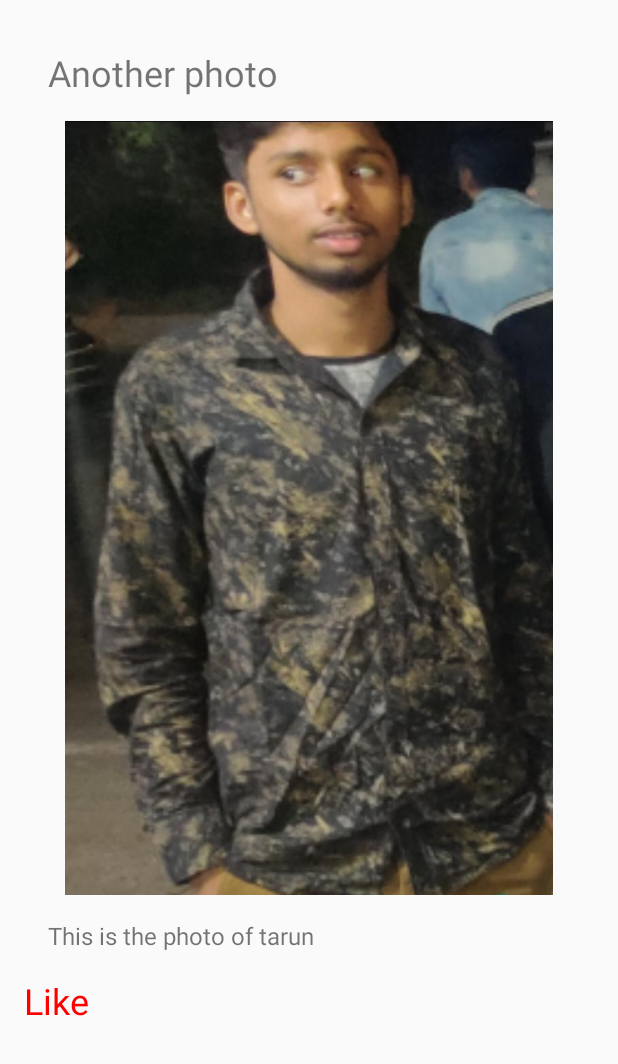
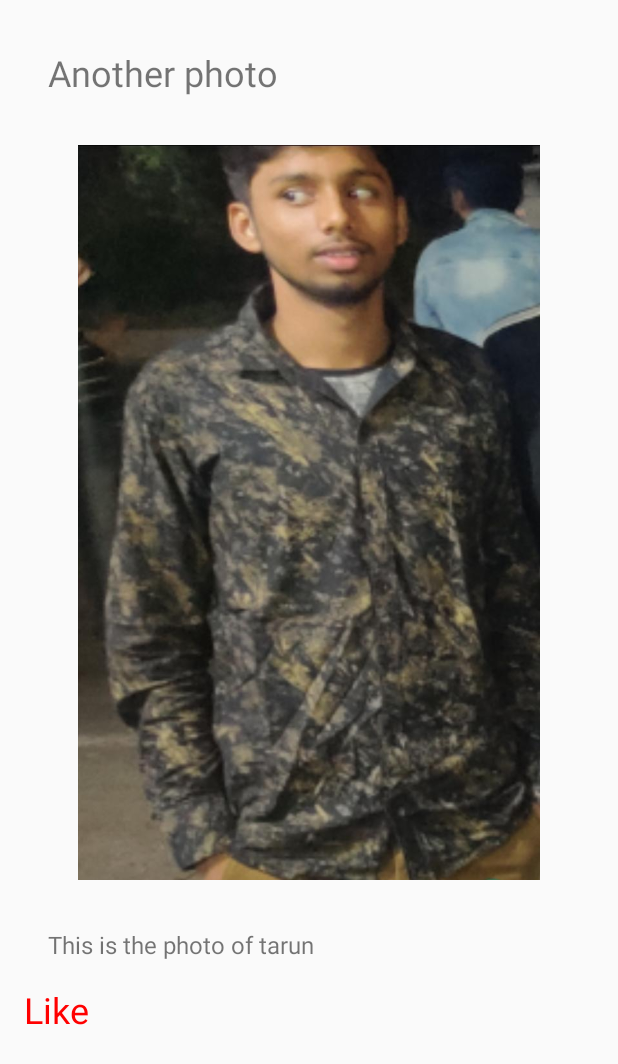
Before and after one commit to tarunraghav226/AndroidDevelopment, an Android app: the layout card_contents_2.xml on its own in the app's theme, with its tools: preview values and no code run, on a phone screen of 412 x 824 dp. Shown: the top 1064 px of the screen. Run offline under Robolectric (Android 15) with nearby library versions, the phone set to English and light mode, and no system bars.

Commit message:
Added changes in layout.

```diff
--- a/CardView/app/src/main/res/layout/card_contents_1.xml
+++ b/CardView/app/src/main/res/layout/card_contents_1.xml
@@ -23,7 +23,7 @@
     <ImageView
         android:id="@+id/imageView"
         android:layout_width="wrap_content"
-        android:layout_height="wrap_content"
+        android:layout_height="490dp"
         android:layout_gravity="center_horizontal"
         app:srcCompat="@drawable/image_1" />
 
--- a/CardView/app/src/main/res/layout/card_contents_2.xml
+++ b/CardView/app/src/main/res/layout/card_contents_2.xml
@@ -19,7 +19,9 @@
     <ImageView
         android:id="@+id/imageView2"
         android:layout_width="wrap_content"
-        android:layout_height="516dp"
+        android:layout_height="490dp"
+        android:layout_gravity="center_horizontal"
+        android:layout_margin="16dp"
         app:srcCompat="@drawable/image_2" />
 
     <TextView
```
